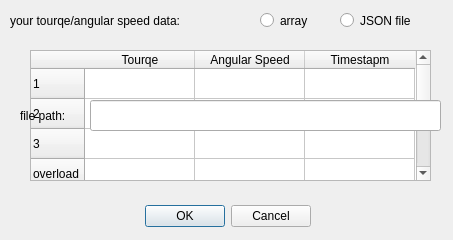
Qt form gui/ui/data_dialog.ui (AimanHaidar/harmonic-drive-selector) before a commit.
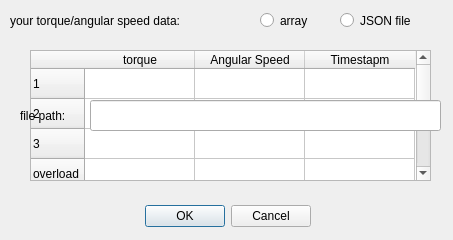
The same form after that commit.

```diff
--- a/gui/ui/data_dialog.ui
+++ b/gui/ui/data_dialog.ui
@@ -65,7 +65,7 @@
     </rect>
    </property>
    <property name="text">
-    <string>your tourqe/angular speed data:</string>
+    <string>your torque/angular speed data:</string>
    </property>
   </widget>
   <widget class="QTableWidget" name="dataTable">
@@ -110,7 +110,7 @@
    </row>
    <column>
     <property name="text">
-     <string>Tourqe</string>
+     <string>torque</string>
     </property>
    </column>
    <column>
```
